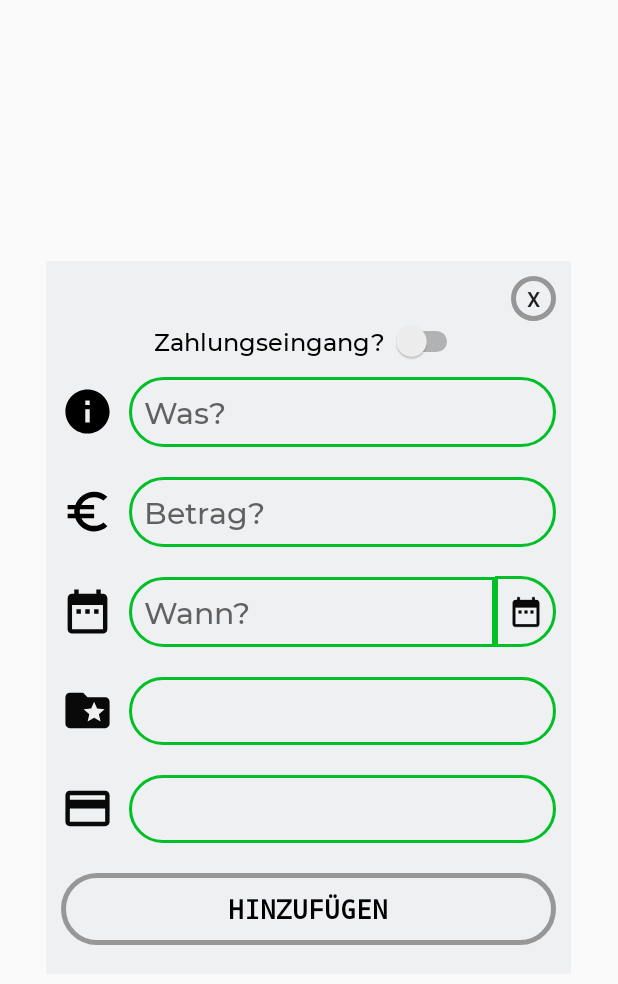
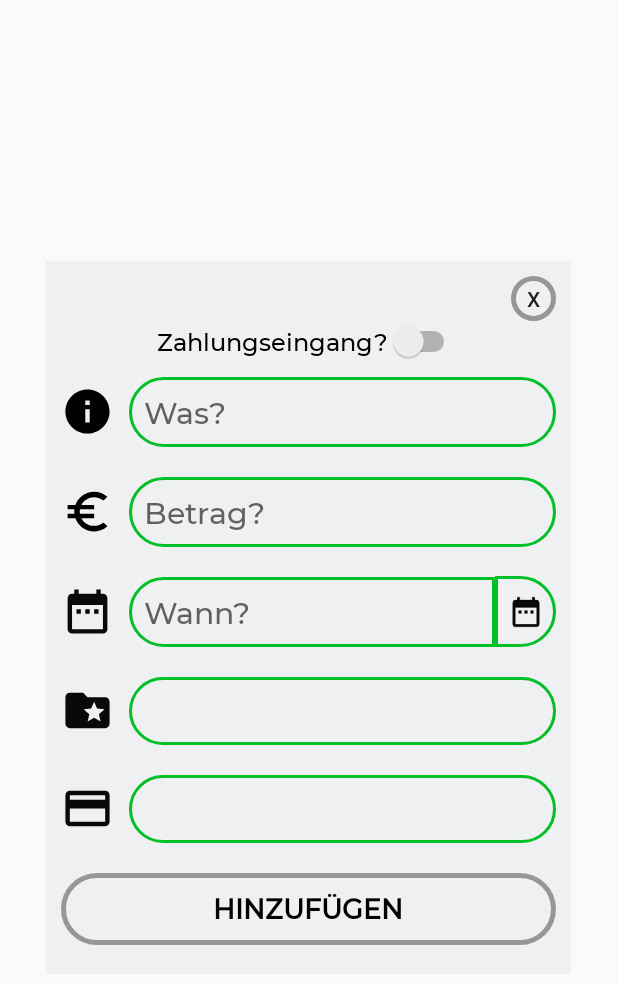
Before and after one commit to haidepzai/Finance-Manager-Android, an Android app: the layout custompopup.xml on its own in the app's theme, with its tools: preview values and no code run, on a phone screen of 412 x 824 dp. Shown: the top 984 px of the screen. Run offline under Robolectric (Android 15) with nearby library versions, the phone set to English and light mode, and no system bars.

Commit message:
Cleaned Code (Indents, remove redundant code etc.)

```diff
--- a/FinanceManager/app/src/main/java/de/hdmstuttgart/financemanager/Activity/MainActivity.java
+++ b/FinanceManager/app/src/main/java/de/hdmstuttgart/financemanager/Activity/MainActivity.java
@@ -102,7 +102,7 @@
                             return Math.round((startValue + ((endValue - startValue) * fraction)) * 100.00) / 100.00;
                         }
                     });
-                    animator.setDuration(500);
+                    animator.setDuration(1000);
                     animator.start();
 
                     //Set total saldo back to 0, otherwise it would constantly count up
--- a/FinanceManager/app/src/main/java/de/hdmstuttgart/financemanager/View/BarChartView.java
+++ b/FinanceManager/app/src/main/java/de/hdmstuttgart/financemanager/View/BarChartView.java
@@ -104,8 +104,8 @@
 
         linePaint.setColor(Color.DKGRAY);
 
-        mRect1 = new AnimatableRectF(90, 1500, 180, 1500);          //Startwert , Endwert
-        ObjectAnimator animate1 = ObjectAnimator.ofFloat(mRect1, "top", mRect1.top, 1500 - ((grocery / maxValue) * 1000));
+        mRect1 = new AnimatableRectF(90, 1500, 180, 1500);  //top: 1500 = Höhe 0
+        ObjectAnimator animate1 = ObjectAnimator.ofFloat(mRect1, "top", mRect1.top, 1500 - ((grocery / maxValue) * 1000)); //...values: Startwert , Endwert
         animate1.addUpdateListener(new ValueAnimator.AnimatorUpdateListener() {
             @Override
             public void onAnimationUpdate(ValueAnimator valueAnimator) {
@@ -301,6 +301,5 @@
         public void setLeft(float left) {
             this.left = left;
         }
-
     }
 }
--- a/FinanceManager/app/src/main/res/layout/activity_category_detail.xml
+++ b/FinanceManager/app/src/main/res/layout/activity_category_detail.xml
@@ -14,7 +14,7 @@
 
         <TextView
             android:id="@+id/categoryHeader"
-            android:layout_width="wrap_content"
+            android:layout_width="0dp"
             android:layout_height="match_parent"
             android:layout_marginStart="10dp"
             android:layout_weight="1"
--- a/FinanceManager/app/src/main/res/layout/custompopup.xml
+++ b/FinanceManager/app/src/main/res/layout/custompopup.xml
@@ -12,9 +12,9 @@
         android:id="@+id/btnClose"
         android:layout_width="30dp"
         android:layout_height="30dp"
-        android:layout_gravity="right"
+        android:layout_gravity="end"
         android:background="@drawable/button_rounded_corners_red"
-        android:text="x" />
+        android:text="@string/close_button" />
 
     <Switch
         android:id="@+id/switch1"
@@ -22,7 +22,7 @@
         android:layout_height="wrap_content"
         android:layout_gravity="center"
         android:fontFamily="@font/font"
-        android:text="Zahlungseingang? "
+        android:text="@string/incoming_payment"
         android:textSize="16sp" />
 
     <LinearLayout
@@ -113,7 +113,7 @@
 
         <ImageButton
             android:id="@+id/calendar_btn"
-            android:layout_width="40dp"
+            android:layout_width="0dp"
             android:layout_height="47dp"
             android:layout_gravity="center_vertical"
             android:layout_weight="1"
@@ -179,10 +179,11 @@
         android:layout_height="wrap_content"
         android:layout_marginTop="10dp"
         android:background="@drawable/button_rounded_corners_green"
-        android:text="Hinzufügen"
+        android:text="@string/add_bill"
         android:textColor="@android:color/black"
         android:textSize="18sp"
         android:textStyle="bold"
-        android:typeface="monospace" />
+        android:typeface="monospace"
+        android:fontFamily="@font/font"/>
 
 </LinearLayout>
--- a/FinanceManager/app/src/main/res/layout/fragment_main.xml
+++ b/FinanceManager/app/src/main/res/layout/fragment_main.xml
@@ -15,12 +15,12 @@
 
       <TextView
           android:id="@+id/textView3"
-          android:layout_width="wrap_content"
+          android:layout_width="0dp"
           android:layout_height="match_parent"
           android:layout_weight="1"
           android:fontFamily="@font/font"
           android:gravity="center_vertical"
-          android:text="Letzte Transaktionen"
+          android:text="@string/last_transaction"
           android:textSize="18sp"
           android:layout_marginStart="10dp"/>
    </LinearLayout>
--- a/FinanceManager/app/src/main/res/layout/fragment_statistic.xml
+++ b/FinanceManager/app/src/main/res/layout/fragment_statistic.xml
@@ -17,7 +17,7 @@
             android:id="@+id/totalAmountView"
             android:layout_width="wrap_content"
             android:layout_height="wrap_content"
-            android:text="Gesamte Ausgaben:"
+            android:text="@string/total_spending"
             android:fontFamily="@font/font"
             android:textSize="18sp"
             android:textStyle="bold"/>
@@ -33,7 +33,7 @@
             android:id="@+id/totalAmount"
             android:layout_width="wrap_content"
             android:layout_height="wrap_content"
-            android:text="100€"
+            android:text="@string/value_zero"
             android:fontFamily="@font/font"
             android:textSize="18sp"
             android:textStyle="bold"/>
@@ -50,7 +50,7 @@
             android:layout_width="238dp"
             android:layout_height="47dp"
             android:background="@drawable/button_rounded_corners_green"
-            android:text="Balkendiagramm anzeigen"
+            android:text="@string/show_barChart"
             android:fontFamily="@font/font"
             android:gravity="center"/>
     </LinearLayout>
--- a/FinanceManager/app/src/main/res/layout/nav_header.xml
+++ b/FinanceManager/app/src/main/res/layout/nav_header.xml
@@ -12,7 +12,7 @@
         android:id="@+id/kontoView"
         android:layout_width="match_parent"
         android:layout_height="wrap_content"
-        android:text="Kontostand:"
+        android:text="@string/balance"
         android:textSize="24sp"
         android:textStyle="bold" />
 
@@ -20,7 +20,7 @@
         android:id="@+id/kontostandView"
         android:layout_width="match_parent"
         android:layout_height="wrap_content"
-        android:text="0.00€"
+        android:text="@string/value_zero"
         android:textAlignment="center"
         android:textSize="24sp"
         android:textStyle="bold" />
--- a/FinanceManager/app/src/main/res/layout/statistic_item.xml
+++ b/FinanceManager/app/src/main/res/layout/statistic_item.xml
@@ -28,7 +28,7 @@
             android:layout_toEndOf="@+id/imageCategory"
             android:fontFamily="@font/font"
             android:gravity="center_vertical"
-            android:text="Line 1"
+            android:text="@string/category"
             android:textColor="@android:color/black"
             android:textSize="20sp"
             android:textStyle="bold" />
@@ -41,8 +41,8 @@
             android:layout_marginStart="182dp"
             android:layout_marginEnd="5dp"
             android:layout_toEndOf="@+id/imageCategory"
-            android:gravity="center_vertical"
-            android:text="Line 2"
+            android:gravity="center_vertical|end"
+            android:text="@string/value"
             android:textAlignment="viewEnd"
             android:textColor="@android:color/holo_red_dark"
             android:textSize="20sp"
--- a/FinanceManager/app/src/main/res/layout/transaction_item.xml
+++ b/FinanceManager/app/src/main/res/layout/transaction_item.xml
@@ -32,7 +32,7 @@
             android:layout_marginTop="3dp"
             android:layout_toEndOf="@+id/itemIcon"
             android:fontFamily="@font/font"
-            android:text="Line 1"
+            android:text="@string/purpose"
             android:textColor="@android:color/black"
             android:textSize="20sp"
             android:textStyle="bold" />
@@ -47,7 +47,7 @@
             android:layout_marginTop="-3dp"
             android:layout_marginEnd="11dp"
             android:layout_toEndOf="@+id/itemIcon"
-            android:text="Line 2"
+            android:text="@string/value"
             android:textAlignment="textEnd"
             android:textColor="@android:color/holo_red_dark"
             android:textSize="18sp"
@@ -60,7 +60,7 @@
             android:layout_below="@+id/text1"
             android:layout_alignStart="@+id/text1"
             android:layout_marginBottom="3dp"
-            android:text="Line 3"
+            android:text="@string/date"
             android:textSize="15sp" />
 
     </RelativeLayout>
--- a/FinanceManager/app/src/main/res/values/strings.xml
+++ b/FinanceManager/app/src/main/res/values/strings.xml
@@ -18,6 +18,11 @@
     <string name="detail_placeholder_category">Kategorie?</string>
     <string name="detail_placeholder_payment">Zahlungsmethode?</string>
 
+    <string name="show_barChart">Balkendiagramm anzeigen</string>
+    <string name="add_bill">Hinzufügen</string>
+    <string name="incoming_payment">Zahlungseingang? </string>
+    <string name="close_button">x</string>
+
     <string name="value_zero">0.00€</string>
     <string name="category">Kategorie:</string>
 
@@ -29,6 +34,11 @@
     <string name="misc">Sonstige: </string>
     <string name="total_amount">Gesamt: </string>
 
+    <string name="total_spending">Gesamte Ausgaben: </string>
+
+    <string name="balance">"Kontostand: "</string>
+    <string name="last_transaction">Letzte Transaktionen</string>
+
     <string name="search">Suchen</string>
 
     <string name="min_date">Min. Datum</string>
@@ -37,4 +47,8 @@
     <string name="min_amount">Min. Betrag</string>
     <string name="max_amount">Max. Betrag</string>
 
+    <string name="purpose">Zweck</string>
+    <string name="date">Datum</string>
+    <string name="value">Betrag</string>
+
 </resources>
```
Also changed, not shown: FinanceManager/app/src/main/java/de/hdmstuttgart/financemanager/Activity/BarChartActivity.java (+24 -18 lines), FinanceManager/app/src/main/java/de/hdmstuttgart/financemanager/Activity/CategoryDetailActivity.java (+10 -12 lines), FinanceManager/app/src/main/java/de/hdmstuttgart/financemanager/Activity/IntroActivity.java (+8 -13 lines), FinanceManager/app/src/main/java/de/hdmstuttgart/financemanager/Activity/ItemDetailActivity.java (+37 -22 lines), FinanceManager/app/src/main/java/de/hdmstuttgart/financemanager/Adapter/RecyclerViewAdapter.java (+8 -7 lines), FinanceManager/app/src/main/java/de/hdmstuttgart/financemanager/Database/Transaction.java (+4 -4 lines), FinanceManager/app/src/main/java/de/hdmstuttgart/financemanager/Fragments/MainFragment.java (+9 -8 lines), FinanceManager/app/src/main/java/de/hdmstuttgart/financemanager/Fragments/SearchFragment.java (+10 -9 lines), FinanceManager/app/src/main/java/de/hdmstuttgart/financemanager/Fragments/StatisticFragment.java (+33 -30 lines), FinanceManager/app/src/main/res/layout/activity_bar_chart.xml (+6 -6 lines).
